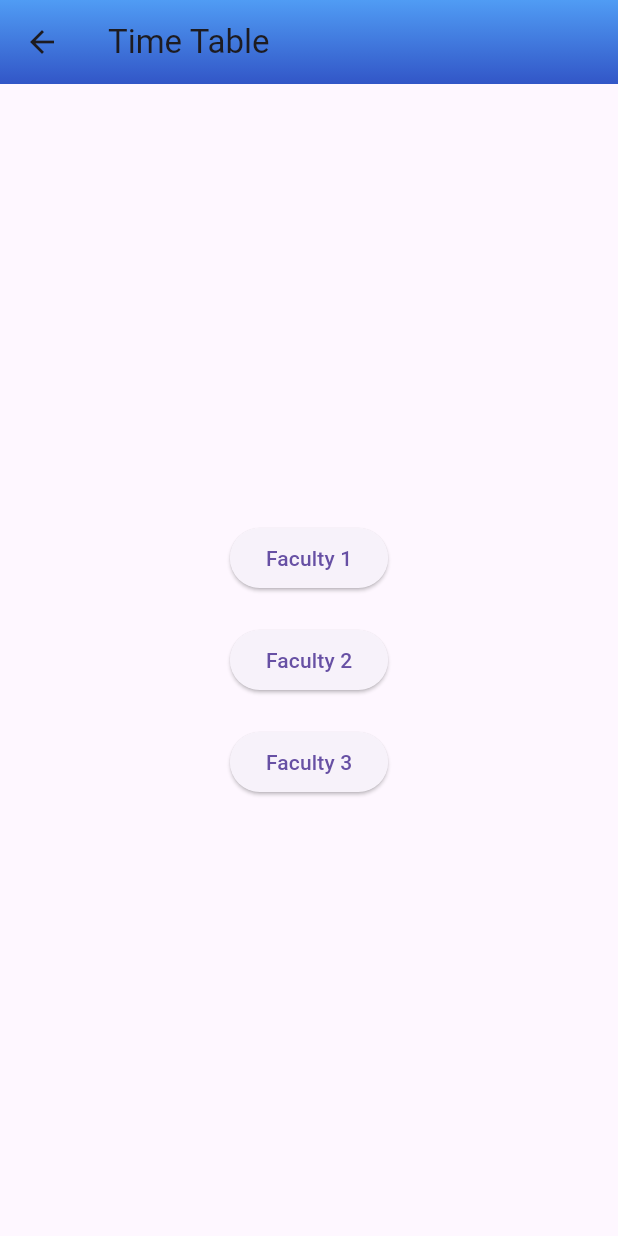
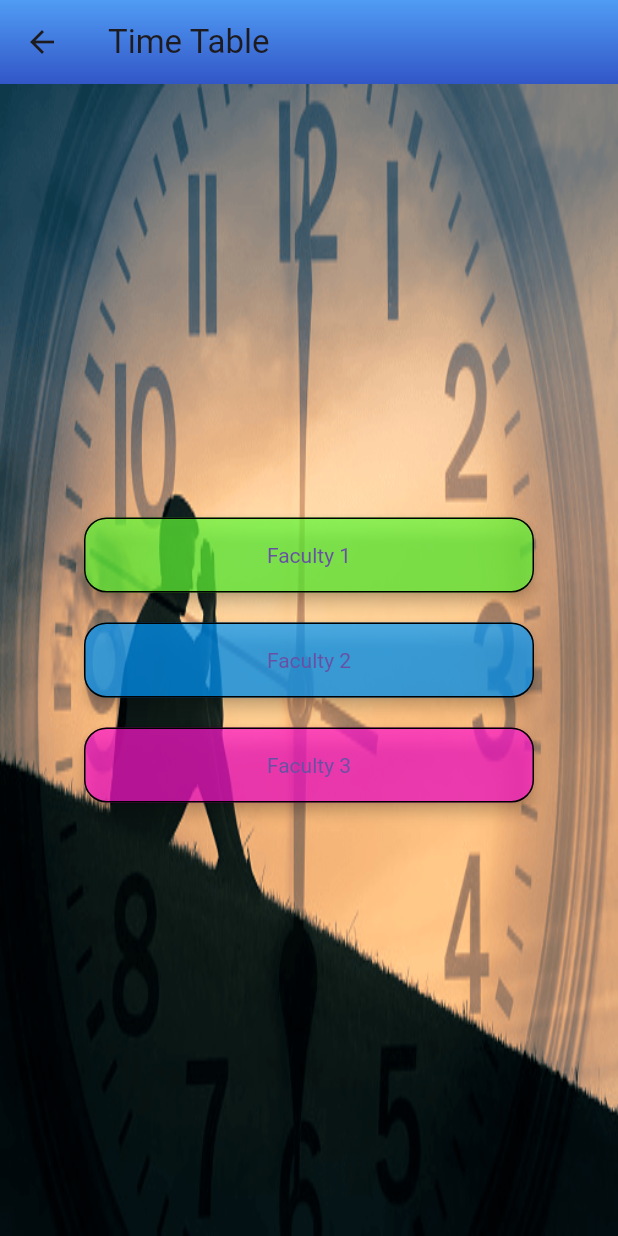
Before and after one commit to nimeshkk/Android_App, a Flutter app: the Timetable screen opened directly, on a phone screen of 412 x 824 dp. Run offline on Flutter 3.47's test engine with Material 2 defaults, Android fonts, the phone set to English and light mode, and no system bars; our stand-ins replace another_carousel_pro, carousel_slider, device_preview, table_calendar; missing offline and left inert: dart:html, flutter_dismissible_tile.

Commit message:
add some

```diff
--- a/lib/pages/timetable/timetable_home.dart
+++ b/lib/pages/timetable/timetable_home.dart
@@ -1,7 +1,6 @@
 import 'package:campus_connect_app/pages/home2.dart';
 import 'package:flutter/material.dart';
 
-// Define Faculty pages
 class FacultyPage extends StatelessWidget {
   final String facultyName;
 
@@ -14,7 +13,8 @@ class FacultyPage extends StatelessWidget {
         title: Text(facultyName),
       ),
       body: Center(
-        child: Text('Timetable information for $facultyName will be displayed here'),
+        child: Text(
+            'Timetable information for $facultyName will be displayed here'),
       ),
     );
   }
@@ -45,12 +45,32 @@ class Timetable extends StatelessWidget {
           },
         ),
       ),
-      body: Center(
+      body: Container(
+        decoration: BoxDecoration(
+          image: DecorationImage(
+            image: AssetImage('assets/timee.png'),
+
+            // Replace with your image path
+            fit: BoxFit.fill,
+          ),
+        ),
+        child: Center(
           child: Column(
             mainAxisAlignment: MainAxisAlignment.center,
             crossAxisAlignment: CrossAxisAlignment.center,
             children: [
               ElevatedButton(
+                style: ElevatedButton.styleFrom(
+                  elevation: 4,
+                  backgroundColor:
+                      Color.fromARGB(255, 96, 251, 53).withOpacity(0.7),
+                  minimumSize: Size(300, 50),
+                  shape: RoundedRectangleBorder(
+                    borderRadius: BorderRadius.circular(15.0),
+                    side: BorderSide(color: Colors.black),
+                  ),
+                  textStyle: TextStyle(color: Colors.black),
+                ),
                 onPressed: () {
                   Navigator.push(
                     context,
@@ -61,6 +81,17 @@ class Timetable extends StatelessWidget {
               ),
               SizedBox(height: 20),
               ElevatedButton(
+                style: ElevatedButton.styleFrom(
+                  elevation: 4,
+                  backgroundColor:
+                      Color.fromARGB(255, 1, 154, 255).withOpacity(0.7),
+                  minimumSize: Size(300, 50),
+                  shape: RoundedRectangleBorder(
+                    borderRadius: BorderRadius.circular(15.0),
+                    side: BorderSide(color: Colors.black),
+                  ),
+                  textStyle: TextStyle(color: Colors.black),
+                ),
                 onPressed: () {
                   Navigator.push(
                     context,
@@ -71,6 +102,17 @@ class Timetable extends StatelessWidget {
               ),
               SizedBox(height: 20),
               ElevatedButton(
+                style: ElevatedButton.styleFrom(
+                  elevation: 4,
+                  backgroundColor:
+                      Color.fromRGBO(255, 22, 205, 1).withOpacity(0.7),
+                  minimumSize: Size(300, 50),
+                  shape: RoundedRectangleBorder(
+                    borderRadius: BorderRadius.circular(15.0),
+                    side: BorderSide(color: Colors.black),
+                  ),
+                  textStyle: TextStyle(color: Colors.black),
+                ),
                 onPressed: () {
                   Navigator.push(
                     context,
@@ -82,6 +124,7 @@ class Timetable extends StatelessWidget {
             ],
           ),
         ),
+      ),
     );
   }
 }
--- a/pubspec.yaml
+++ b/pubspec.yaml
@@ -54,7 +54,6 @@ dependencies:
 
   another_carousel_pro: ^1.0.0
 
-
 dev_dependencies:
   flutter_test:
     sdk: flutter
@@ -98,12 +97,13 @@ flutter:
     - assets/NSBM2.png
     - assets/NSBM3.png
 
-
     - assets/fiesta01.png
     - assets/fiesta02.png
     - assets/praana.png
     - assets/back.jpg
     - assets/praana02.png
+
+    - assets/timee.png
 
     - assets/ctb.jpg
     - assets/private.png
```
Also changed, not shown: assets/timee.png (added). Lines whose indentation alone changed are shown as unchanged.
